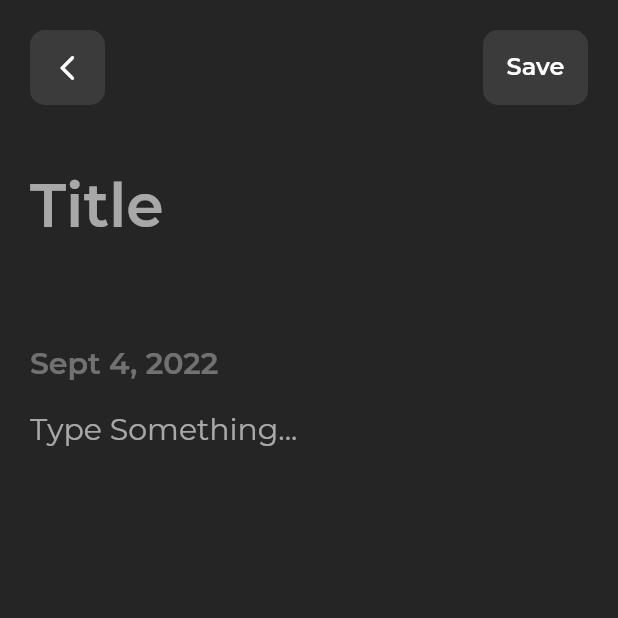
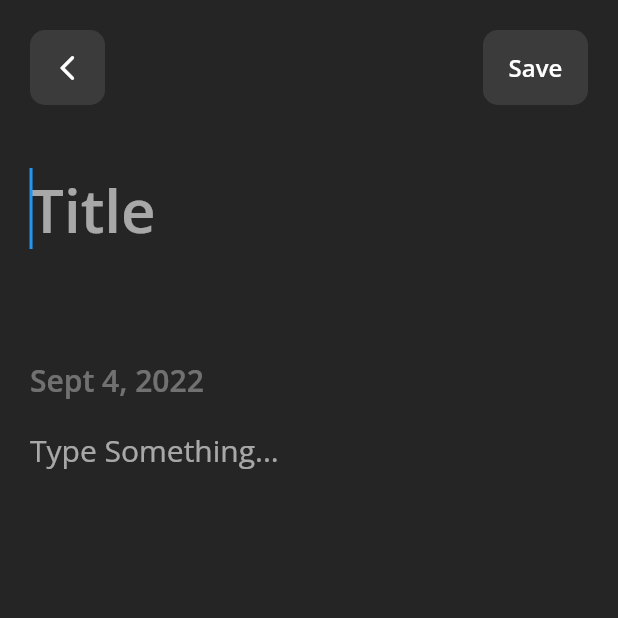
Before and after one commit to Shahzeb-99/notes-app-flutter, a Flutter app: the screen it shows after launch, after a tap on the "add" icon, on a phone screen of 412 x 824 dp, the top half of it. Run offline on Flutter 3.47's test engine with Material 2 defaults, Android fonts, the phone set to English and light mode, and no system bars; our stand-ins replace google_fonts, sqflite; accounts and stored records are empty.

Commit message:
Autofocus enabled. Font changed. Date picker added.

```diff
--- a/lib/add task screen/add_task_screen.dart
+++ b/lib/add task screen/add_task_screen.dart
@@ -1,15 +1,22 @@
-import 'dart:math';
 
 import 'package:flutter/material.dart';
 import 'package:notes_dev/data/note_data.dart';
 import 'package:notes_dev/model/note_data_model.dart';
 import 'package:provider/provider.dart';
 
-class AddTaskScreen extends StatelessWidget {
+class AddTaskScreen extends StatefulWidget {
   AddTaskScreen({Key? key}) : super(key: key);
 
+  @override
+  State<AddTaskScreen> createState() => _AddTaskScreenState();
+}
+
+class _AddTaskScreenState extends State<AddTaskScreen> {
   String bodyText = '';
+
   String headingText = '';
+
+  DateTime dateTime = DateTime.now();
 
   @override
   Widget build(BuildContext context) {
@@ -23,7 +30,10 @@ class AddTaskScreen extends StatelessWidget {
             Row(
               mainAxisAlignment: MainAxisAlignment.spaceBetween,
               children: [
-                GestureDetector(onTap: (){Navigator.pop(context);},
+                GestureDetector(
+                  onTap: () {
+                    Navigator.pop(context);
+                  },
                   child: Container(
                     height: 50,
                     width: 50,
@@ -41,16 +51,16 @@ class AddTaskScreen extends StatelessWidget {
                 GestureDetector(
                   onTap: () {
                     Notes newNotesObject = Notes(
-                        date: DateTime.now().day,
-                        month: DateTime.now().month,
-                        year: DateTime.now().year,
+                        date: dateTime.day,
+                        month: dateTime.month,
+                        year: dateTime.year,
                         heading: headingText,
                         body: bodyText);
-                    Provider.of<NotesData>(context,listen: false).addToList(newNotesObject);
-                    Provider.of<NotesData>(context,listen: false).insertNotes(newNotesObject);
+                    Provider.of<NotesData>(context, listen: false)
+                        .addToList(newNotesObject);
+                    Provider.of<NotesData>(context, listen: false)
+                        .insertNotes(newNotesObject);
                     Navigator.pop(context);
-
-
                   },
                   child: Container(
                     height: 50,
@@ -72,6 +82,7 @@ class AddTaskScreen extends StatelessWidget {
               height: 30,
             ),
             TextField(
+              autofocus: true,
               onChanged: (newText) {
                 headingText = newText;
               },
@@ -85,12 +96,26 @@ class AddTaskScreen extends StatelessWidget {
             ),
             Padding(
               padding: const EdgeInsets.symmetric(vertical: 8.0),
-              child: Text(
-                getDateTime(DateTime.now()),
-                style: const TextStyle(
-                    color: Color(0x59FFFFFF),
-                    fontSize: 20,
-                    fontWeight: FontWeight.w600),
+              child: GestureDetector(
+                onTap: () async {
+                  DateTime? newDate = await showDatePicker(
+                    context: context,
+                    initialDate: dateTime,
+                    initialDatePickerMode: DatePickerMode.day,
+                    firstDate: DateTime(2000),
+                    lastDate: DateTime(2100),
+                  );
+                  setState(() {
+                    dateTime=newDate!;
+                  });
+                },
+                child: Text(
+                  getDateTime(dateTime),
+                  style: const TextStyle(
+                      color: Color(0x59FFFFFF),
+                      fontSize: 20,
+                      fontWeight: FontWeight.w600),
+                ),
               ),
             ),
             Expanded(
--- a/lib/main.dart
+++ b/lib/main.dart
@@ -37,7 +37,7 @@ class MyApp extends StatelessWidget {
             scaffoldBackgroundColor: Color(0xFF252525),
             floatingActionButtonTheme: FloatingActionButtonThemeData(
                 backgroundColor: Colors.black, iconSize: 35),
-            textTheme: GoogleFonts.montserratTextTheme(
+            textTheme: GoogleFonts.openSansTextTheme(
               Theme.of(context).textTheme,
             ).apply(
               bodyColor: Colors.white, //<-- SEE HERE
```
